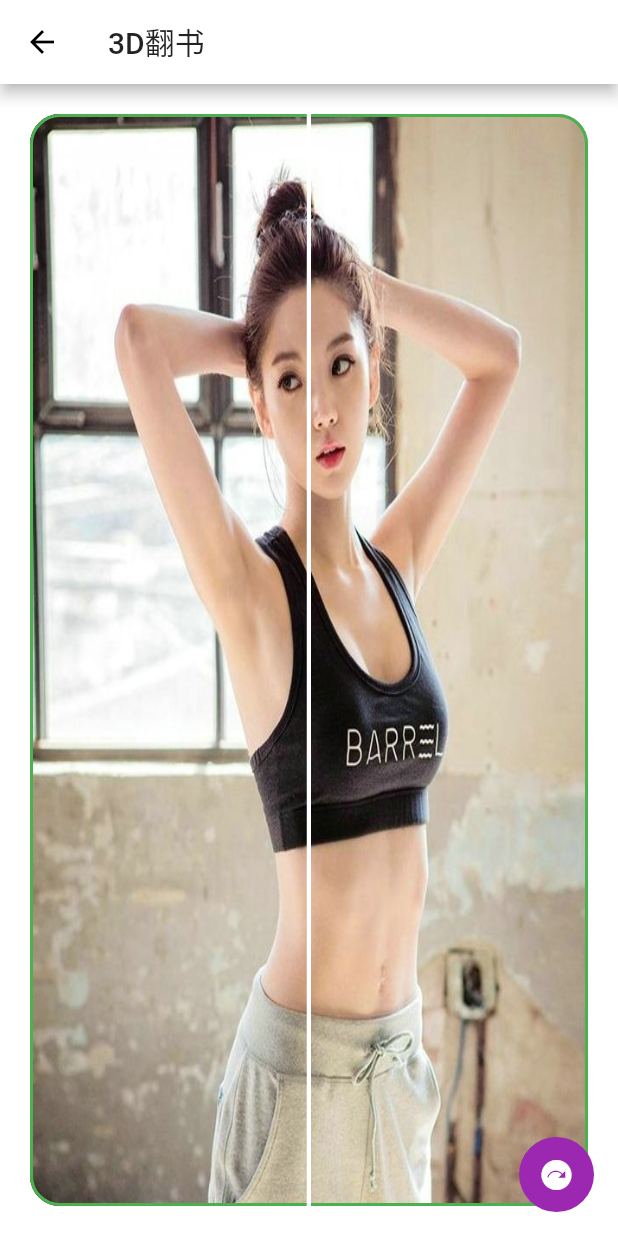
After one commit to Ming1227/Flutter, a Flutter app: the CurvedAnimationPage screen opened by its route, after a tap on the "next plan" icon, on a phone screen of 412 x 824 dp. The commit adds this screen. Run offline on Flutter 3.47's test engine with Material 2 defaults, Android fonts, the light colour scheme and no system bars; our stand-ins replace cached_network_image, flutter_easyrefresh, flutter_screenutil, shared_preferences; missing offline and left inert: flustars; accounts and stored records are empty.

Commit message:
添加3D动画，添加下拉刷新上拉加载更多

```diff
--- a/flutter_change_theme/lib/main.dart
+++ b/flutter_change_theme/lib/main.dart
@@ -2,6 +2,7 @@ import 'package:flutter/material.dart';
 import 'package:flutter_change_theme/constant/as_color.dart';
 import 'package:flutter_change_theme/home_page.dart';
 import 'package:flutter_change_theme/pages/animation/basic_animation_page/basic_animation_page.dart';
+import 'package:flutter_change_theme/pages/animation/curved_animation_page/curved_animation_page.dart';
 import 'package:flutter_change_theme/pages/animation/hero_animation_page/hero_animation_page1.dart';
 import 'package:flutter_change_theme/pages/animation/interval_animation_page/interval_animation_page.dart';
 import 'package:flutter_change_theme/pages/animation/list_animation_page/list_animation_page.dart';
@@ -9,12 +10,13 @@ import 'package:flutter_change_theme/pages/animation/material_motion_page/materi
 import 'package:flutter_change_theme/pages/animation/record_animation_page/record_animation_page.dart';
 import 'package:flutter_change_theme/pages/as_pageview_page/as_pageview_page.dart';
 import 'package:flutter_change_theme/pages/basic_widget_page/basic_widget_page.dart';
-import 'package:flutter_change_theme/pages/caculator_page/caculator_page.dart';
+import 'package:flutter_change_theme/pages/function_type/caculator_page/caculator_page.dart';
 import 'package:flutter_change_theme/pages/container_size_page/container_size_page.dart';
 import 'package:flutter_change_theme/pages/cylinder_chart/cylinder_chart.dart';
 import 'package:flutter_change_theme/pages/expand_page/expand_page.dart';
 import 'package:flutter_change_theme/pages/flow_page/flow_page.dart';
 import 'package:flutter_change_theme/pages/function_type/date_picker_page/date_picker_page.dart';
+import 'package:flutter_change_theme/pages/function_type/flutter_easyrefresh_page/easyrefresh_page.dart';
 import 'package:flutter_change_theme/pages/function_type/pop_menu_page/pop_menu_page.dart';
 import 'package:flutter_change_theme/pages/function_type/time_picker_page/time_picker_page.dart';
 import 'package:flutter_change_theme/pages/gesture_page/gesture_page.dart';
@@ -125,6 +127,8 @@ class MyApp extends StatelessWidget {
               'list_animation_page': (context) => ListAnimationPage(),
               'hero_animation_page': (context) => HeroAnimationPage1(),
               'material_mation_page': (context) => MaterialMotionPage(),
+              'curved_animation_page': (context) => CurvedAnimationPage(),
+              'easyrefresh_page': (context) => EasyRefreshPage(),
             },
             onGenerateRoute: (settings) {
               return MaterialPageRoute(builder: (context) {
--- /dev/null
+++ b/flutter_change_theme/lib/pages/animation/curved_animation_page/curved_animation_page.dart
@@ -0,0 +1,193 @@
+import 'dart:math';
+
+import 'package:flutter/material.dart';
+import 'package:flutter_change_theme/constant/constant.dart';
+import 'package:flutter_change_theme/utils/screen_adapter.dart';
+import 'package:flutter_screenutil/flutter_screenutil.dart';
+
+class CurvedAnimationPage extends StatefulWidget {
+  @override
+  _CurvedAnimationPageState createState() => _CurvedAnimationPageState();
+}
+
+class _CurvedAnimationPageState extends State<CurvedAnimationPage>
+    with TickerProviderStateMixin {
+  var iconList = [
+    Constant.others + 'other_2.jpeg',
+    Constant.others + 'other_3.jpeg',
+    Constant.others + 'other_4.jpeg',
+    Constant.others + 'other_5.jpeg',
+  ];
+  var _index = 0;
+  var _index1 = 1;
+  Widget child1;
+  Widget child2;
+  AnimationController _controller;
+  Animation _animation;
+  Animation _animation1;
+  ClipRect _child1;
+  ClipRect _child2;
+  ClipRect _child3;
+  ClipRect _child4;
+
+  @override
+  void initState() {
+    init(_index, _index1);
+    super.initState();
+  }
+
+  void init(int index1, int index2) {
+    setup(_index, _index1);
+    _controller = AnimationController(
+      vsync: this,
+      duration: Duration(seconds: 2),
+    )..addListener(() {
+        setState(() {});
+      });
+
+    _animation = Tween(begin: 0.0, end: pi / 2).animate(
+        CurvedAnimation(parent: _controller, curve: Interval(0.0, 0.5)));
+    _animation1 = Tween(begin: -pi / 2, end: 0.0).animate(
+        CurvedAnimation(parent: _controller, curve: Interval(0.5, 1.0)));
+    _controller.forward();
+  }
+
+  void setup(int index1, int index2) {
+    child1 = buildSubPage(iconList[index1 % iconList.length]);
+    child2 = buildSubPage(iconList[index2 % iconList.length]);
+    _child1 = ClipRect(
+      child: Align(
+        alignment: Alignment.centerLeft,
+        widthFactor: 0.5,
+        child: child1,
+      ),
+    );
+
+    _child2 = ClipRect(
+      child: Align(
+        alignment: Alignment.centerRight,
+        widthFactor: 0.5,
+        child: child1,
+      ),
+    );
+
+    _child3 = ClipRect(
+      child: Align(
+        alignment: Alignment.centerLeft,
+        widthFactor: 0.5,
+        child: child2,
+      ),
+    );
+
+    _child4 = ClipRect(
+      child: Align(
+        alignment: Alignment.centerRight,
+        widthFactor: 0.5,
+        child: child2,
+      ),
+    );
+  }
+
+  void nextPage() {
+    if (_controller.status == AnimationStatus.forward) {
+      return;
+    }
+    if (_controller.status == AnimationStatus.completed) {
+      _index += 1;
+      _index1 += 1;
+
+      Future.delayed(Duration(milliseconds: 200), () {
+        init(_index, _index1);
+      });
+    }
+  }
+
+  @override
+  Widget build(BuildContext context) {
+    return Scaffold(
+      appBar: AppBar(
+        title: Text('3D翻书'),
+      ),
+      body: Center(
+        child: Container(
+          color: Theme.of(context).primaryColor,
+          child: buildChildWidget(context),
+        ),
+      ),
+      floatingActionButton: Container(
+        width: 50,
+        height: 50,
+        decoration: BoxDecoration(
+          color: Theme.of(context).accentColor,
+          borderRadius: BorderRadius.all(Radius.circular(30)),
+        ),
+        child: IconButton(
+          icon: Icon(
+            Icons.next_plan,
+            color: Colors.white,
+          ),
+          onPressed: () {
+            nextPage();
+          },
+        ),
+      ),
+    );
+  }
+
+  Widget buildChildWidget(BuildContext context) {
+    return Row(
+      mainAxisAlignment: MainAxisAlignment.center,
+      children: <Widget>[
+        Stack(
+          children: [
+            _child1,
+            Transform(
+              alignment: Alignment.centerRight,
+              transform: Matrix4.identity()
+                ..setEntry(3, 2, 0.001)
+                ..rotateY(_animation1.value),
+              child: _child3,
+            ),
+          ],
+        ),
+        Container(
+          width: ScreenAdapter.width(3),
+          color: Theme.of(context).primaryColor,
+        ),
+        Stack(
+          children: [
+            _child4,
+            Transform(
+              alignment: Alignment.centerLeft,
+              transform: Matrix4.identity()
+                ..setEntry(3, 2, 0.001)
+                ..rotateY(_animation.value),
+              child: _child2,
+            ),
+          ],
+        ),
+      ],
+    );
+  }
+
+  Widget buildSubPage(String iconPath) {
+    return Container(
+      padding: EdgeInsets.all(20),
+      width: ScreenUtil().screenWidth - ScreenAdapter.width(3),
+      height: ScreenUtil().screenHeight,
+      // alignment: Alignment.center,
+      child: Container(
+        decoration: BoxDecoration(
+            image: DecorationImage(
+              fit: BoxFit.fill,
+              image: AssetImage(iconPath),
+            ),
+            borderRadius: BorderRadius.all(Radius.circular(20)),
+            border: Border.all(
+              width: 2,
+              color: Colors.green,
+            )),
+      ),
+    );
+  }
+}
--- a/flutter_change_theme/lib/pages/caculator_page/caculator_keyboard.dart
+++ b/flutter_change_theme/lib/pages/function_type/caculator_page/caculator_keyboard.dart
@@ -1,5 +1,5 @@
 import 'package:flutter/material.dart';
-import 'package:flutter_change_theme/pages/caculator_page/caculator_item.dart';
+import 'package:flutter_change_theme/pages/function_type/caculator_page/caculator_item.dart';
 import 'package:flutter_change_theme/utils/screen_adapter.dart';
 
 class CaculatorKeyboard extends StatelessWidget {
--- a/flutter_change_theme/lib/pages/caculator_page/caculator_page.dart
+++ b/flutter_change_theme/lib/pages/function_type/caculator_page/caculator_page.dart
@@ -1,5 +1,5 @@
 import 'package:flutter/material.dart';
-import 'package:flutter_change_theme/pages/caculator_page/caculator_keyboard.dart';
+import 'package:flutter_change_theme/pages/function_type/caculator_page/caculator_keyboard.dart';
 import 'package:flutter_change_theme/utils/screen_adapter.dart';
 import 'package:flutter_change_theme/widgets/sizebox/sizebox.dart';
 
--- a/flutter_change_theme/pubspec.yaml
+++ b/flutter_change_theme/pubspec.yaml
@@ -41,6 +41,8 @@ dependencies:
   # 动画Animations https://pub.dev/packages/animations
   # Material Mation 规范 https://material.io/design/motion/the-motion-system.html
   animations: ^1.1.1
+  # 下拉刷新 上拉加载 https://github.com/xuelongqy/flutter_easyrefresh
+  flutter_easyrefresh: ^2.1.7
 
 dev_dependencies:
   flutter_test:
```
Also changed, not shown: flutter_change_theme/jsondatas/homepage.json (+15 -7 lines), flutter_change_theme/lib/pages/function_type/flutter_easyrefresh_page/easyrefresh_page.dart (added, +146 -0 lines), flutter_change_theme/assets/others/other_2.jpeg (added), flutter_change_theme/assets/others/other_3.jpeg (added), flutter_change_theme/assets/others/other_4.jpeg (added), flutter_change_theme/assets/others/other_5.jpeg (added), flutter_change_theme/lib/pages/function_type/caculator_page/caculator_item.dart (renamed from flutter_change_theme/lib/pages/caculator_page/caculator_item.dart), flutter_change_theme/pubspec.lock, 1 other file.
